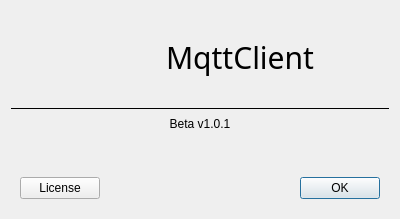
First picture: the form in about.ui, repository zooyer/mqtt-client, before the edit.
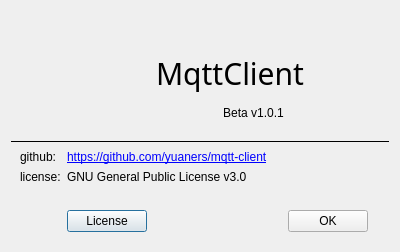
Second picture: the form after the edit. Icons and pictures are not drawn.

Patch:
```diff
--- a/about.ui
+++ b/about.ui
@@ -7,7 +7,7 @@
     <x>0</x>
     <y>0</y>
     <width>400</width>
-    <height>219</height>
+    <height>252</height>
    </rect>
   </property>
   <property name="windowTitle">
@@ -16,21 +16,8 @@
   <layout class="QVBoxLayout" name="verticalLayout">
    <item>
     <widget class="QWidget" name="widget_2" native="true">
-     <layout class="QHBoxLayout" name="horizontalLayout">
-      <item>
-       <spacer name="horizontalSpacer_2">
-        <property name="orientation">
-         <enum>Qt::Horizontal</enum>
-        </property>
-        <property name="sizeHint" stdset="0">
-         <size>
-          <width>40</width>
-          <height>20</height>
-         </size>
-        </property>
-       </spacer>
-      </item>
-      <item>
+     <layout class="QGridLayout" name="gridLayout_2">
+      <item row="0" column="1" rowspan="3">
        <widget class="QLabel" name="label">
         <property name="maximumSize">
          <size>
@@ -55,7 +42,7 @@
         </property>
        </widget>
       </item>
-      <item>
+      <item row="0" column="2" rowspan="3" colspan="2">
        <spacer name="horizontalSpacer_4">
         <property name="orientation">
          <enum>Qt::Horizontal</enum>
@@ -68,7 +55,20 @@
         </property>
        </spacer>
       </item>
-      <item>
+      <item row="0" column="0" rowspan="3">
+       <spacer name="horizontalSpacer_2">
+        <property name="orientation">
+         <enum>Qt::Horizontal</enum>
+        </property>
+        <property name="sizeHint" stdset="0">
+         <size>
+          <width>40</width>
+          <height>20</height>
+         </size>
+        </property>
+       </spacer>
+      </item>
+      <item row="1" column="5">
        <widget class="QLabel" name="label_3">
         <property name="styleSheet">
          <string notr="true">font-family:Microsoft YaHei;font-size:30px;</string>
@@ -81,7 +81,7 @@
         </property>
        </widget>
       </item>
-      <item>
+      <item row="1" column="6">
        <spacer name="horizontalSpacer_3">
         <property name="orientation">
          <enum>Qt::Horizontal</enum>
@@ -94,6 +94,16 @@
         </property>
        </spacer>
       </item>
+      <item row="2" column="3" colspan="4">
+       <widget class="QLabel" name="label_2">
+        <property name="text">
+         <string>Beta v1.0.1</string>
+        </property>
+        <property name="alignment">
+         <set>Qt::AlignCenter</set>
+        </property>
+       </widget>
+      </item>
      </layout>
     </widget>
    </item>
@@ -109,20 +119,14 @@
       <string notr="true">QWidget#widget{border-top:1px solid}</string>
      </property>
      <layout class="QGridLayout" name="gridLayout">
-      <item row="1" column="1">
-       <spacer name="verticalSpacer">
-        <property name="orientation">
-         <enum>Qt::Vertical</enum>
+      <item row="3" column="1">
+       <widget class="QPushButton" name="license">
+        <property name="text">
+         <string>License</string>
         </property>
-        <property name="sizeHint" stdset="0">
-         <size>
-          <width>20</width>
-          <height>50</height>
-         </size>
-        </property>
-       </spacer>
+       </widget>
       </item>
-      <item row="2" column="1">
+      <item row="3" column="2">
        <spacer name="horizontalSpacer">
         <property name="orientation">
          <enum>Qt::Horizontal</enum>
@@ -135,27 +139,77 @@
         </property>
        </spacer>
       </item>
-      <item row="2" column="2">
+      <item row="0" column="1" colspan="4">
+       <widget class="QLabel" name="github">
+        <property name="text">
+         <string>&lt;a href = https://github.com/yuaners/mqtt-client &gt;https://github.com/yuaners/mqtt-client&lt;/a&gt;</string>
+        </property>
+       </widget>
+      </item>
+      <item row="3" column="3">
        <widget class="QPushButton" name="okButton">
         <property name="text">
          <string>OK</string>
         </property>
        </widget>
       </item>
-      <item row="0" column="0" colspan="3">
-       <widget class="QLabel" name="label_2">
+      <item row="3" column="4">
+       <spacer name="horizontalSpacer_6">
+        <property name="orientation">
+         <enum>Qt::Horizontal</enum>
+        </property>
+        <property name="sizeHint" stdset="0">
+         <size>
+          <width>40</width>
+          <height>20</height>
+         </size>
+        </property>
+       </spacer>
+      </item>
+      <item row="2" column="2">
+       <spacer name="verticalSpacer">
+        <property name="orientation">
+         <enum>Qt::Vertical</enum>
+        </property>
+        <property name="sizeHint" stdset="0">
+         <size>
+          <width>20</width>
+          <height>50</height>
+         </size>
+        </property>
+       </spacer>
+      </item>
+      <item row="0" column="0">
+       <widget class="QLabel" name="label_4">
         <property name="text">
-         <string>Beta v1.0.1</string>
+         <string>github:</string>
         </property>
-        <property name="alignment">
-         <set>Qt::AlignCenter</set>
+       </widget>
+      </item>
+      <item row="3" column="0">
+       <spacer name="horizontalSpacer_5">
+        <property name="orientation">
+         <enum>Qt::Horizontal</enum>
         </property>
+        <property name="sizeHint" stdset="0">
+         <size>
+          <width>40</width>
+          <height>20</height>
+         </size>
+        </property>
+       </spacer>
+      </item>
+      <item row="1" column="0">
+       <widget class="QLabel" name="label_6">
+        <property name="text">
+         <string>license:</string>
+        </property>
        </widget>
       </item>
-      <item row="2" column="0">
-       <widget class="QPushButton" name="license">
+      <item row="1" column="1" colspan="3">
+       <widget class="QLabel" name="label_7">
         <property name="text">
-         <string>License</string>
+         <string>GNU General Public License v3.0</string>
         </property>
        </widget>
       </item>
```
